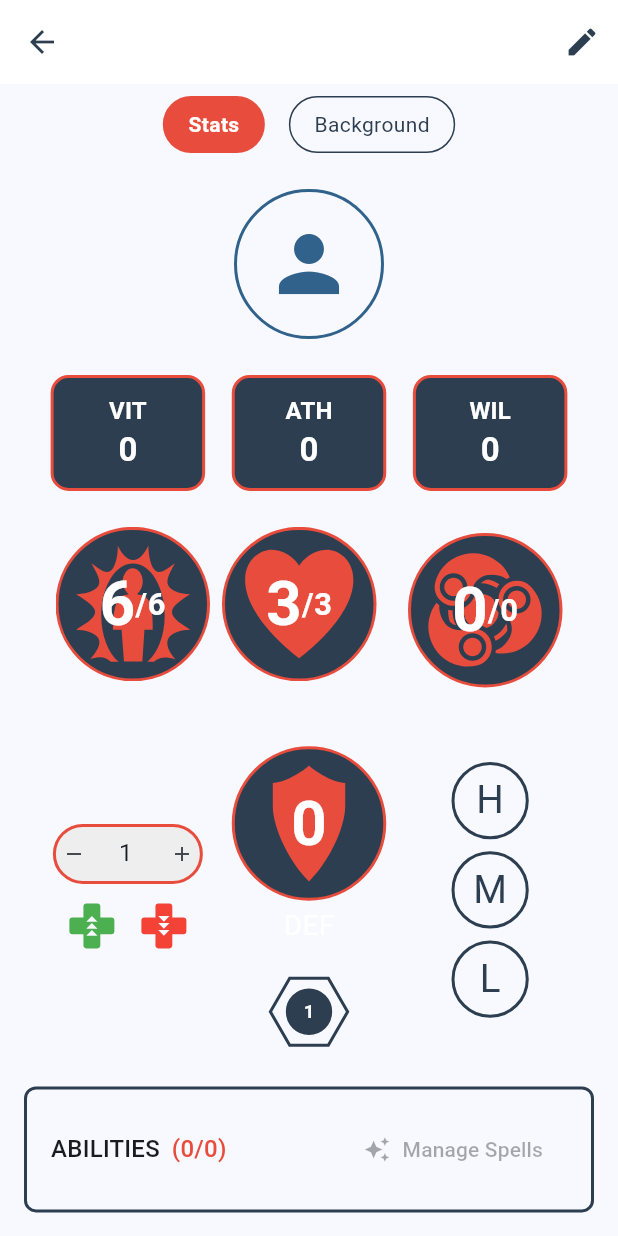
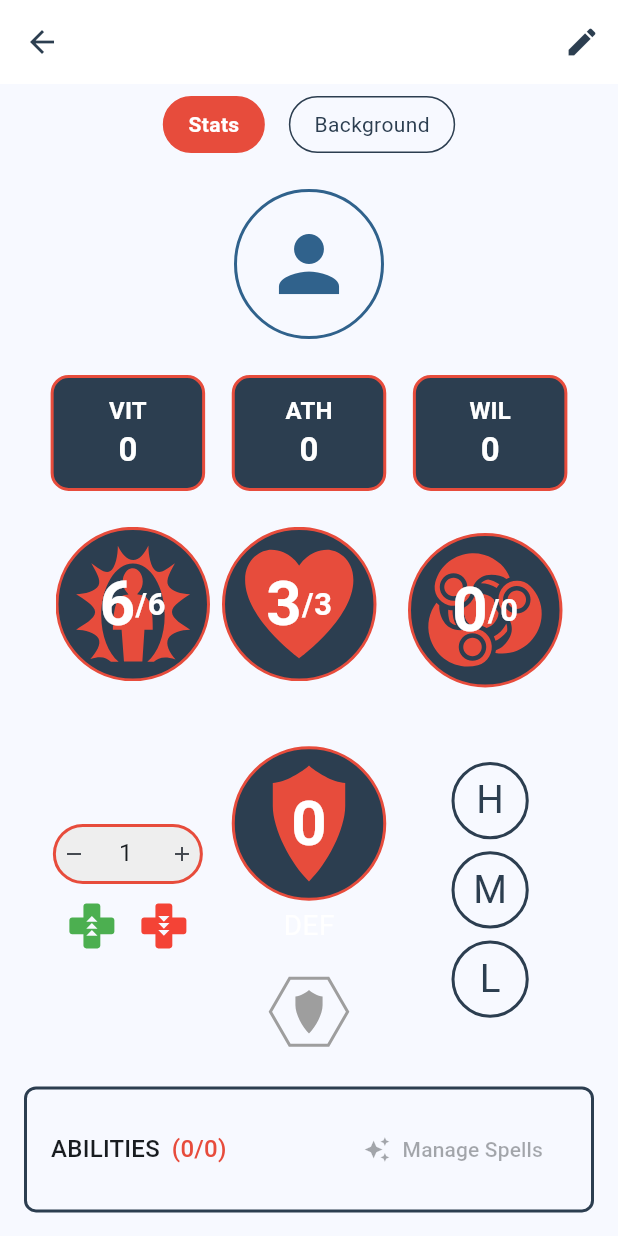
Before and after one commit to remideboer/titterpig, a Flutter app: the CharacterSheetScreen screen opened directly with empty values, on a phone screen of 412 x 824 dp. Run offline on Flutter 3.47's test engine with Material 3 defaults, Android fonts, the phone set to English and light mode, and no system bars; our stand-ins replace audioplayers, flutter_riverpod, flutter_svg, freezed_annotation, google_sign_in, image_picker and 1 more; missing offline and left inert: googleapis; accounts and stored records are empty.

Commit message:
refactor(ui): optimize shield toggle button implementation
               - Replaced ShieldIcon with direct SVG usage for better efficiency
               - Updated color scheme for better visual consistency:
                 * Changed selected border color to primary color
                 * Updated selected icon color to valueDisplayColor
                 * Maintained grey for disabled state
               - Removed unnecessary value display functionality
               - Improved code organization with separate color variables

               Technical Details:
               - Removed dependency on ShieldIcon widget
               - Added direct flutter_svg implementation
               - Extracted color logic into separate variables
               - Maintained same size and opacity behavior

               UI/UX:
               - More consistent with app's color scheme
               - Cleaner visual hierarchy in selected state
               - Maintained disabled state visibility
               - Improved performance by removing unused functionality

```diff
--- a/lib/widgets/shield_toggle_button.dart
+++ b/lib/widgets/shield_toggle_button.dart
@@ -1,7 +1,7 @@
 import 'dart:math';
 import 'package:flutter/material.dart';
+import 'package:flutter_svg/flutter_svg.dart';
 import '../theme/app_theme.dart';
-import 'shield_icon.dart';
 
 class ShieldToggleButton extends StatelessWidget {
   final bool isSelected;
@@ -24,7 +24,10 @@ class ShieldToggleButton extends StatelessWidget {
         : (isSelected ? AppTheme.highlightColor : Colors.transparent);
     final borderColor = isDead
         ? Colors.grey
-        : (isSelected ? AppTheme.accentColor : AppTheme.primaryColor);
+        : (isSelected ? AppTheme.primaryColor : Colors.grey);
+    final iconColor = isDead
+        ? Colors.grey
+        : (isSelected ? AppTheme.valueDisplayColor : Colors.grey);
 
     return IconButton(
       icon: Stack(
@@ -42,10 +45,14 @@ class ShieldToggleButton extends StatelessWidget {
           // Shield icon
           Opacity(
             opacity: isDead ? 0.5 : 1.0,
-            child: ShieldIcon(
-              size: size * 0.6,
-              value: 1,
-              color: isDead ? Colors.grey : (isSelected ? Colors.white : AppTheme.primaryColor),
+            child: SvgPicture.asset(
+              'assets/svg/shield.svg',
+              width: size * 0.6,
+              height: size * 0.6,
+              colorFilter: ColorFilter.mode(
+                iconColor,
+                BlendMode.srcIn,
+              ),
             ),
           ),
         ],
```
